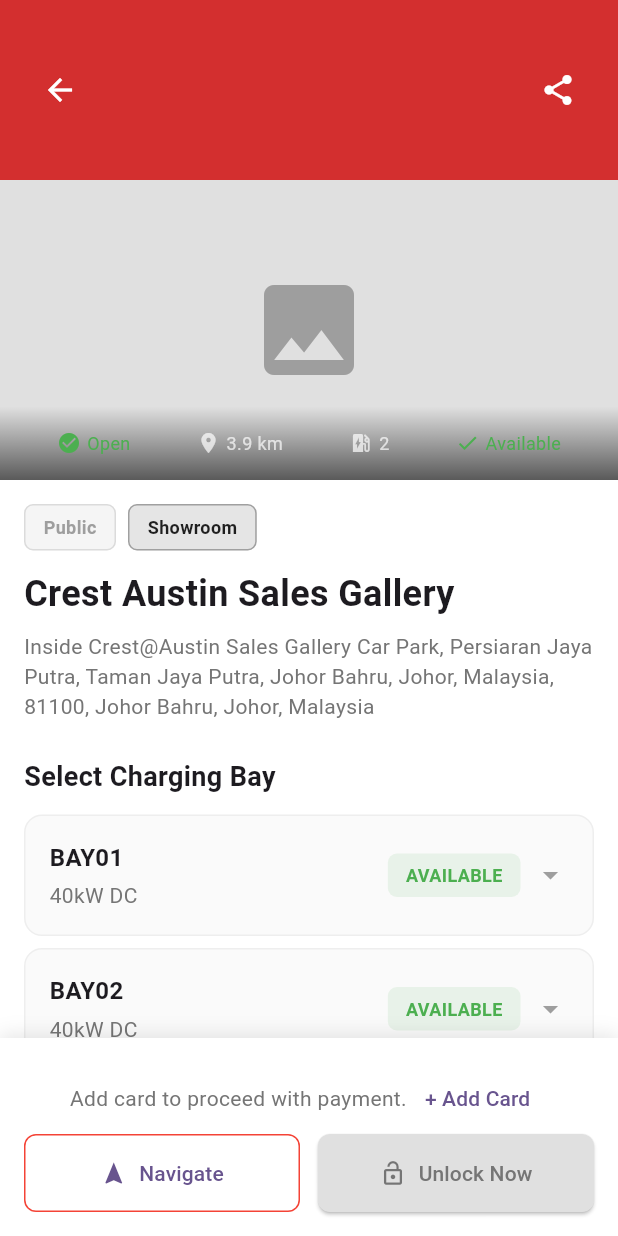
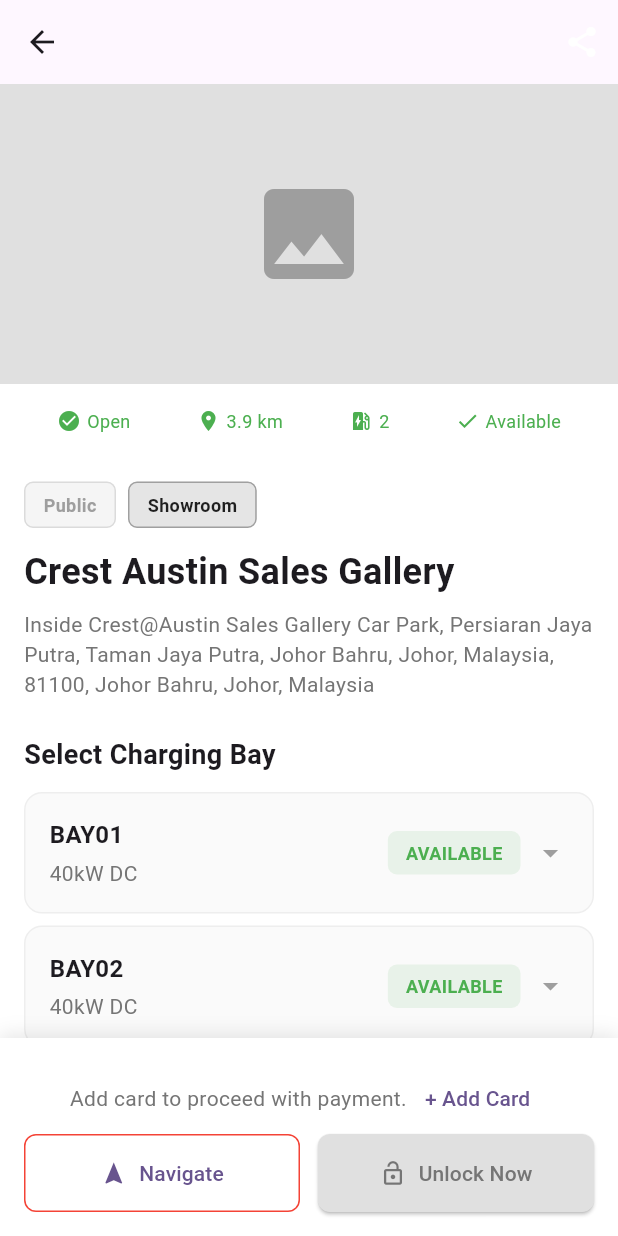
Before and after one commit to TuanHee/renergy_app, a Flutter app: the ChargingStationScreenView screen opened by its route, on a phone screen of 412 x 824 dp. Run offline on Flutter 3.47's test engine with Material 3 defaults, Android fonts, the phone set to English and light mode, and no system bars; our stand-ins replace get, sign_in_with_apple.

Commit message:
Enhance ChargingStationScreenView by adding an AppBar with a share button and refactoring the header section. Updated the charging station image container and streamlined the status bar layout for improved UI consistency.

```diff
--- a/lib/screens/charging_station_screen/view.dart
+++ b/lib/screens/charging_station_screen/view.dart
@@ -7,38 +7,41 @@
   Widget build(BuildContext context) {
     return Scaffold(
       backgroundColor: Colors.white,
-      body: SingleChildScrollView(
-        child: Column(
-          crossAxisAlignment: CrossAxisAlignment.stretch,
-          children: [
-            // Header bar
-            Container(
-              height: 120,
-              color: const Color(0xFFD32F2F),
-              child: SafeArea(
-                bottom: false,
-                child: Padding(
-                  padding: const EdgeInsets.all(16.0),
-                  child: Row(
-                    children: [
-                      IconButton(
-                        onPressed: () => Navigator.pop(context),
-                        icon: const Icon(Icons.arrow_back, color: Colors.white),
-                      ),
-                      const Spacer(),
+      appBar: AppBar(
+        actions: [
           IconButton(
             onPressed: () {},
             icon: const Icon(Icons.share, color: Colors.white),
           ),
         ],
       ),
-                ),
-              ),
-            ),
+      body: SingleChildScrollView(
+        child: Column(
+          crossAxisAlignment: CrossAxisAlignment.stretch,
+          children: [
+            // Header bar
+            // Container(
+            //   height: 120,
+            //   color: const Color(0xFFD32F2F),
+            //   child: SafeArea(
+            //     bottom: false,
+            //     child: Padding(
+            //       padding: const EdgeInsets.all(16.0),
+            //       child: Row(
+            //         children: [
+            //           IconButton(
+            //             onPressed: () => Navigator.pop(context),
+            //             icon: const Icon(Icons.arrow_back, color: Colors.white),
+            //           ),
+            //           const Spacer(),
+
+            //         ],
+            //       ),
+            //     ),
+            //   ),
+            // ),
 
             // Charging station image
-            Stack(
-              children: [
             Container(
               height: 200,
               width: double.infinity,
@@ -48,34 +51,17 @@
               ),
             ),
             // Status bar overlay at bottom of image
-                Positioned(
-                  bottom: 0,
-                  left: 0,
-                  right: 0,
-                  child: Container(
+            Container(
               padding: const EdgeInsets.all(16),
-                    decoration: BoxDecoration(
-                      gradient: LinearGradient(
-                        begin: Alignment.bottomCenter,
-                        end: Alignment.topCenter,
-                        colors: [
-                          Colors.black.withOpacity(0.6),
-                          Colors.transparent,
-                        ],
-                      ),
-                    ),
               child: Row(
                 mainAxisAlignment: MainAxisAlignment.spaceAround,
                 children: [
                   _statusItem(Icons.check_circle, 'Open', Colors.green),
-                        _statusItem(Icons.location_on, '3.9 km', Colors.white70),
-                        _statusItem(Icons.ev_station, '2', Colors.white70),
+                  _statusItem(Icons.location_on, '3.9 km', Colors.green),
+                  _statusItem(Icons.ev_station, '2', Colors.green),
                   _statusItem(Icons.check, 'Available', Colors.green),
                 ],
               ),
-                  ),
-                ),
-              ],
             ),
 
             // Station information
```
Lines whose indentation alone changed are shown as unchanged.
